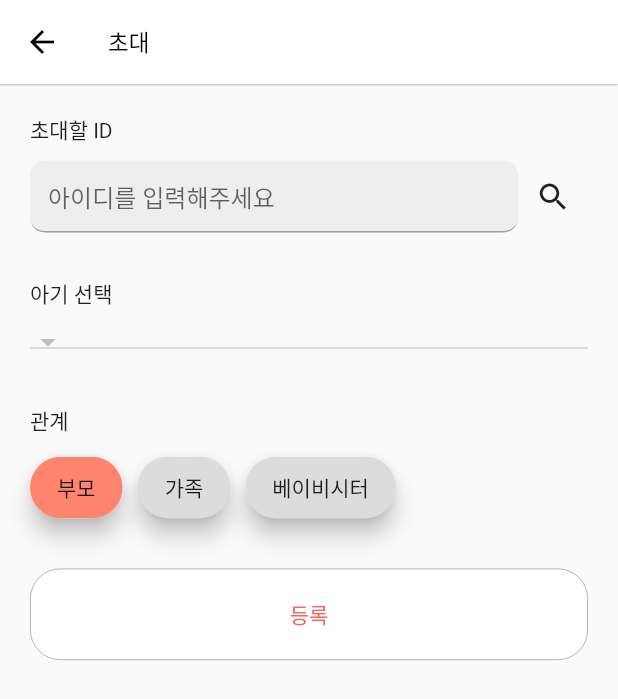
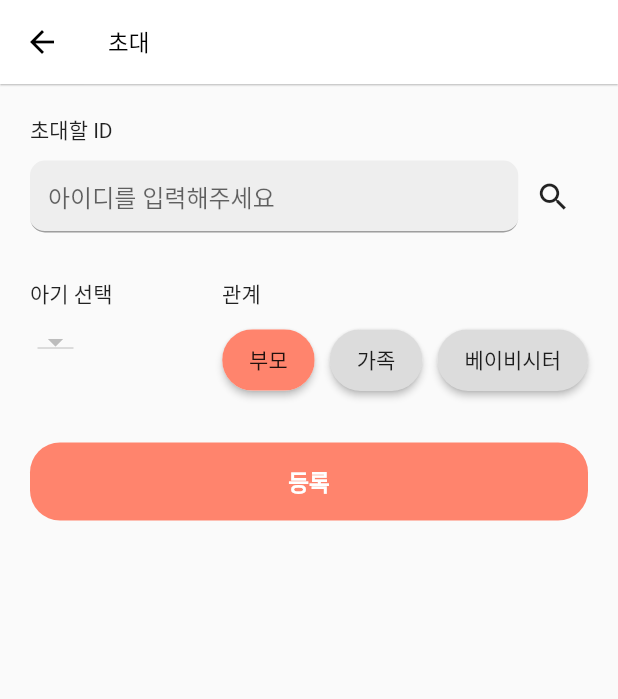
Before and after one commit to Mmm2927/LSTM, a Flutter app: the InvitationNew screen opened directly with empty values, on a phone screen of 412 x 824 dp. Shown: the top 699 px of the screen. Run offline on Flutter 3.47's test engine with Material 2 defaults, Android fonts, the phone set to English and light mode, and no system bars; our stand-ins replace dio, easy_localization, flutter_holo_date_picker, flutter_secure_storage, flutter_switch, font_awesome_flutter and 7 more; missing offline and left inert: bottom_picker, dart:ffi, flutter_mjpeg, horizontal_picker, jwt_decode, omni_datetime_picker and 1 more; accounts and stored records are empty; Roboto replaces fonts that are missing (basic).

Commit message:
:lipstick: invitation UI 수정

```diff
--- a/lib/screens/MyPage/invitationNew.dart
+++ b/lib/screens/MyPage/invitationNew.dart
@@ -74,12 +74,19 @@ class _InvitationNew extends State<InvitationNew> {
                 visible: targetID.isNotEmpty,
                 child: Text(targetID, style: const TextStyle(color: Colors.green)),
               ),
-              const Padding(
-                padding : EdgeInsets.fromLTRB(0, 30, 0, 10),
-                child: Text('아기 선택'),
-              ),
+              const SizedBox(height: 30),
+              Row(
+                mainAxisAlignment: MainAxisAlignment.spaceBetween,
+                children: [
                   SizedBox(
-                width: double.infinity,
+                    height: 100,
+                    child: Column(
+                      crossAxisAlignment: CrossAxisAlignment.start,
+                      children: [
+                        const Text('아기 선택'),
+                        const SizedBox(height: 10),
+                        Padding(
+                          padding: const EdgeInsets.only(left: 5),
                           child: DropdownButton(
                             value: selectedBaby,
                             items: dropdownItems,
@@ -89,18 +96,24 @@ class _InvitationNew extends State<InvitationNew> {
                               });
                             },
                           ),
+                        )
+                      ],
                     ),
-              const SizedBox(height: 30),
+                  ),
+                  SizedBox(
+                      height: 100,
+                      child:Column(
+                        crossAxisAlignment: CrossAxisAlignment.start,
+                        children: [
                           const Text('관계'),
-              Padding(
-                padding : const EdgeInsets.fromLTRB(0, 10, 0, 20),
-                child: Wrap(
+                          const SizedBox(height: 10),
+                          Wrap(
                               spacing: 10.0,
-                    children: List<Widget>.generate(
-                        3, (int index){
+                              children: List<Widget>
+                                  .generate(3, (int index){
                                   List<String> gender = ['부모', '가족','베이비시터'];
                                   return ChoiceChip(
-                          elevation: 6.0,
+                                      elevation: 2.0,
                                       padding: const EdgeInsets.all(10),
                                       selectedColor: const Color(0xffff846d),
                                       label: Text(gender[index]),
@@ -118,6 +131,10 @@ class _InvitationNew extends State<InvitationNew> {
                                   );
                                 }).toList()
                             ),
+                        ],
+                      )
+                  )
+                ],
               ),
               Offstage(
                   offstage: !_getAdditionalInfo,
@@ -130,27 +147,33 @@ class _InvitationNew extends State<InvitationNew> {
                           children: [
                             const Text('접근 요일 선택', style: TextStyle()),
                             Wrap(
-                              spacing: 2.0,
+                              spacing: 1.0,
                               children: getWeek()
                             ),
-                            SizedBox(height: 15),
-                            const Text('접근 시간 설정', style: TextStyle()),
+                            const SizedBox(height: 15),
+                            const Text('접근 시간 설정'),
                             Row(
                               mainAxisAlignment: MainAxisAlignment.spaceBetween,
                               children: [
-                                Text('${startTime} ~ ${endTime}', style: TextStyle(fontSize: 28, fontWeight : FontWeight.bold, color : Color(0xfff1421f))),
+                                Text('$startTime ~ $endTime', style: TextStyle(color:Colors.grey[600] ,fontSize: 28, fontWeight : FontWeight.bold)),
                                 OutlinedButton(
                                     style: OutlinedButton.styleFrom(
                                       foregroundColor: const Color(0xffff846d),
+                                      side : const BorderSide(color: Color(0xffff846d))
                                     ),
                                     onPressed: () async{
-                                      TimeRange result = await showTimeRangePicker(context: context);
+                                      TimeRange result = await showTimeRangePicker(
+                                          context: context,
+                                          handlerColor: const Color(0xffff846d),
+                                        strokeColor: const Color(0xffff846d),
+
+                                      );
                                       setState(() {
                                         startTime = "${result.startTime.hour}:${result.startTime.minute}";
                                         endTime = "${result.endTime.hour}:${result.endTime.minute}";
                                       });
                                     },
-                                    child: Text('시간 선택')
+                                    child: const Text('시간 선택')
                                 )
                               ],
                             )
@@ -160,23 +183,20 @@ class _InvitationNew extends State<InvitationNew> {
                   )
               ),
               const SizedBox(height: 10),
-              OutlinedButton(
-                  style: OutlinedButton.styleFrom(
+              ElevatedButton(
+                  style: ElevatedButton.styleFrom(
                       minimumSize: const Size.fromHeight(50),
-                      padding: const EdgeInsets.all(20),
+                      padding: const EdgeInsets.all(15),
                       elevation: 0.0,
-                      backgroundColor: Colors.white,
-                      foregroundColor: const Color(0xfffa625f),
+                      backgroundColor: const Color(0xffff846d),
+                      foregroundColor: Colors.white,
                       shape: RoundedRectangleBorder(
                         borderRadius: BorderRadius.circular(20),
                       ),
-                      side: const BorderSide(
-                        color: Colors.grey,
-                        width: 0.5,
-                      )
+
                   ),
-                  onPressed: ()=> invitation(),
-                  child: Text('등록'))
+                  onPressed: () => invitation(),
+                  child: const Text('등록', style: TextStyle(fontWeight: FontWeight.bold, fontSize: 15)))
             ],
           ),
         )
@@ -233,9 +253,10 @@ class _InvitationNew extends State<InvitationNew> {
     List<FilterChip> wget = [];
     for(int i=0; i<7; i++){
       wget.add(FilterChip(
-          padding: const EdgeInsets.fromLTRB(10, 0, 10, 0),
-          selectedColor: const Color(0xffffc8c7),
-          label: Text(week[i]),
+          padding: const EdgeInsets.fromLTRB(7, 0, 7, 0),
+          selectedColor: const Color(0xfff1421f),
+          label: Text(week[i], style: TextStyle(color: (selectedWeek[i]=="1"?Colors.white:Colors.grey))),
+          showCheckmark: false,
           selected: selectedWeek[i]=="1",
           onSelected: (bool notSelected){
             setState(() {
```
Also changed, not shown: lib/screens/MyPage/invitation.dart (+63 -38 lines), lib/screens/main_4_mypage.dart (+16 -14 lines), lib/services/backend.dart (+12 -0 lines). Lines whose indentation alone changed are shown as unchanged.
